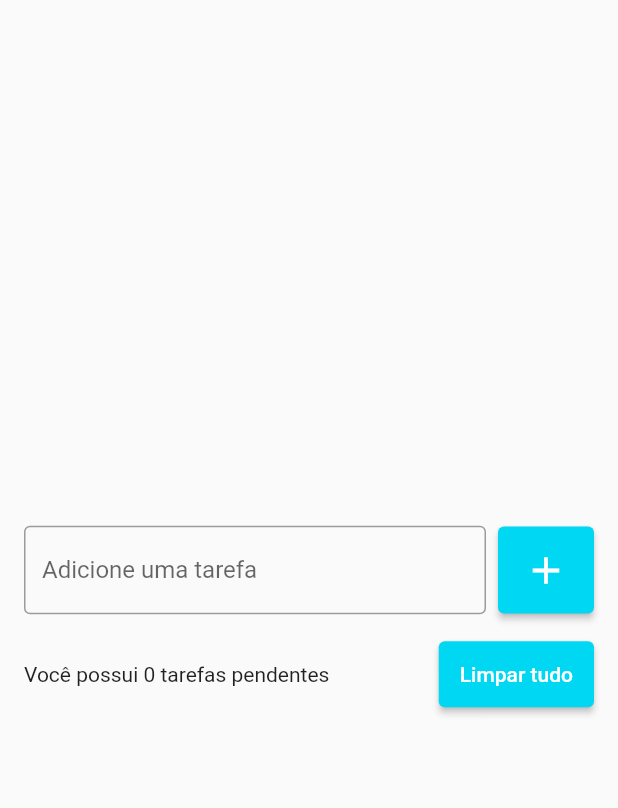
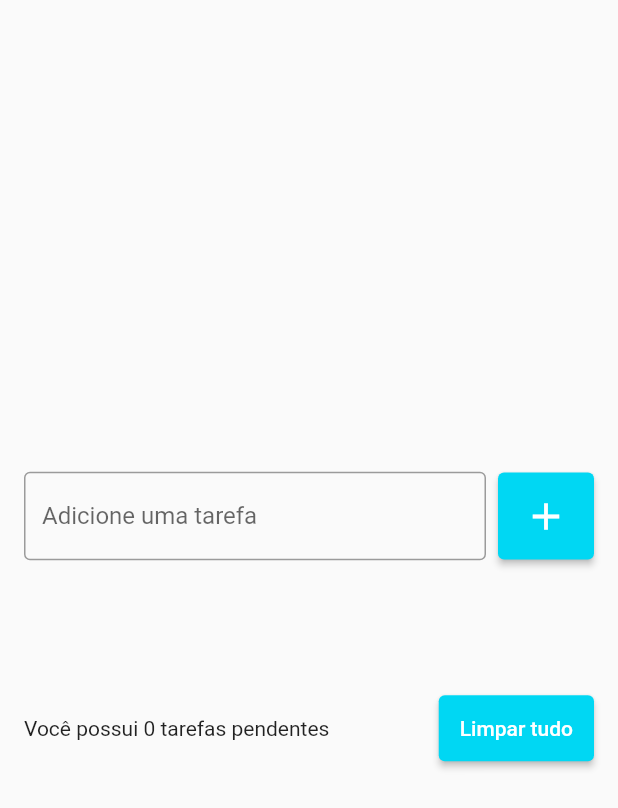
Before and after one commit to malufreirejau/todolistflutter, a Flutter app: the screen it shows after launch, after a tap on the "add" icon, on a phone screen of 412 x 824 dp. Shown: the top 808 px of the screen. Run offline on Flutter 3.47's test engine with Material 2 defaults, Android fonts, the phone set to English and light mode, and no system bars.

Commit message:
adding itens

```diff
--- a/lib/pages/todo_list_page.dart
+++ b/lib/pages/todo_list_page.dart
@@ -1,7 +1,16 @@
 import 'package:flutter/material.dart';
 
-class TodoListPage extends StatelessWidget {
+class TodoListPage extends StatefulWidget {
   TodoListPage({Key? key}) : super(key: key);
+
+  @override
+  State<TodoListPage> createState() => _TodoListPageState();
+}
+
+class _TodoListPageState extends State<TodoListPage> {
+  final TextEditingController todoController = TextEditingController();
+
+  List<String> todos = [];
 
   @override
   Widget build(BuildContext context) {
@@ -16,6 +25,7 @@ class TodoListPage extends StatelessWidget {
               children: [
                 Expanded(
                   child: TextField(
+                    controller: todoController,
                     decoration: InputDecoration(
                       border: OutlineInputBorder(),
                       labelText: 'Adicione uma tarefa',
@@ -25,17 +35,37 @@ class TodoListPage extends StatelessWidget {
                 ),
                 SizedBox(width: 8),
                 ElevatedButton(
-                    onPressed: () {},
+                    onPressed: () {
+                      String text = todoController.text;
+                      setState(() {
+                        todos.add(text);
+                      });
+                      todoController.clear();
+                    },
                     style: ElevatedButton.styleFrom(
                       primary: Color(0xff00d7f3),
-                      padding:EdgeInsets.all(14),
+                      padding: EdgeInsets.all(14),
                     ),
                     child: Icon(
                       Icons.add,
                       size: 30,
-                    )
-                )
+                    ))
               ],
+            ),
+            SizedBox(height: 16),
+            Flexible(
+              child: ListView(
+                shrinkWrap: true,
+                children: [
+                  for (String todo in todos)
+                    ListTile(
+                      title: Text(todo),
+                      onTap: () {
+                        print('tarefa $todo');
+                      },
+                    ),
+                ],
+              ),
             ),
             SizedBox(height: 16),
             Row(
@@ -47,12 +77,12 @@ class TodoListPage extends StatelessWidget {
                 ),
                 SizedBox(width: 8),
                 ElevatedButton(
-                    onPressed: (){},
-                    style: ElevatedButton.styleFrom(
-                      primary: Color(0xff00d7f3),
-                      padding:EdgeInsets.all(14),
-                ),
-                    child: Text("Limpar tudo"),
+                  onPressed: () {},
+                  style: ElevatedButton.styleFrom(
+                    primary: Color(0xff00d7f3),
+                    padding: EdgeInsets.all(14),
+                  ),
+                  child: Text("Limpar tudo"),
                 )
               ],
             )
```
